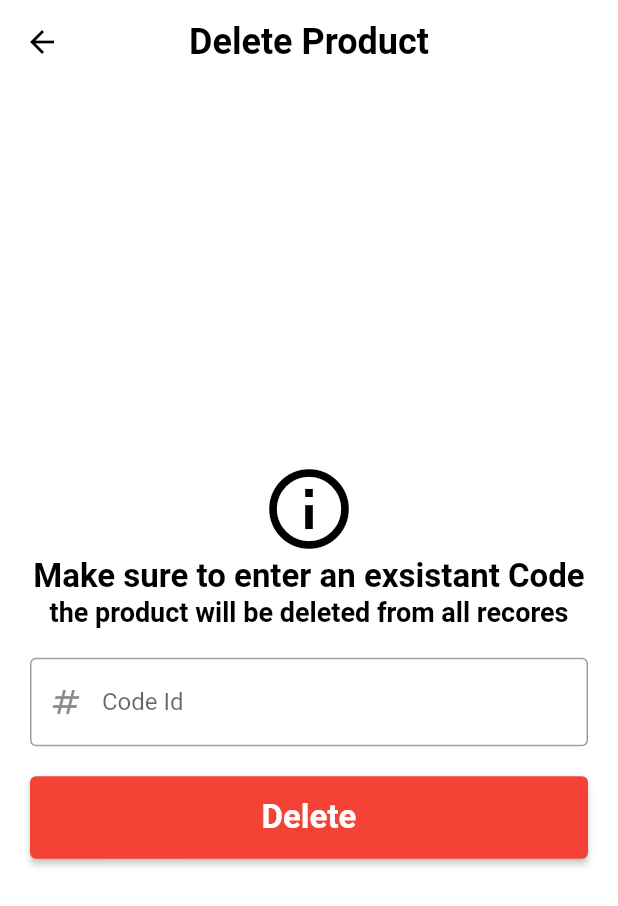
After one commit to AbdelrhmanYasser10/it-Sharks-cubit-and-db, a Flutter app: the screen it shows after launch, item 3 of the bottom bar chosen, after a tap on "Delete", on a phone screen of 412 x 824 dp. The commit adds this screen. Shown: the top 906 px of the screen. Run offline on Flutter 3.47's test engine with Material 3 defaults, Android fonts, the phone set to English and light mode, and no system bars; our stand-ins replace bloc, flutter_bloc, sqflite, sqflite_common_ffi; missing offline and left inert: two_dimensional_scrollables; accounts and stored records are empty.

Commit message:
add delete UI

```diff
--- /dev/null
+++ b/lib/screens/delete_screen.dart
@@ -0,0 +1,127 @@
+import 'package:flutter/material.dart';
+
+
+class DeleteScreen extends StatefulWidget {
+  const DeleteScreen({Key? key}) : super(key: key);
+
+  @override
+  State<DeleteScreen> createState() => _DeleteScreenState();
+}
+
+class _DeleteScreenState extends State<DeleteScreen> {
+  TextEditingController _controller = TextEditingController();
+
+  @override
+  void dispose() {
+    super.dispose();
+    _controller.dispose();
+  }
+
+  @override
+  Widget build(BuildContext context) {
+    return Scaffold(
+      backgroundColor: Colors.white,
+      appBar: AppBar(
+        backgroundColor: Colors.white,
+        elevation: 0.0,
+        leading: IconButton(
+          onPressed: (){
+            Navigator.pop(context);
+          },
+          icon: const Icon(
+            Icons.arrow_back,
+            color: Colors.black,
+          ),
+        ),
+        title: const Text(
+          "Delete Product",
+          style: TextStyle(
+            color: Colors.black,
+            fontSize: 24.0,
+            fontWeight: FontWeight.bold,
+          ),
+        ),
+        centerTitle: true,
+      ),
+      body: Center(
+        child: Padding(
+          padding: const EdgeInsets.all(20.0),
+          child: Column(
+            mainAxisAlignment: MainAxisAlignment.center,
+            children: [
+              const Column(
+                children: [
+                  Icon(
+                    Icons.info_outline,
+                    color: Colors.black,
+                    size: 64.0,
+                  ),
+                  Text(
+                    "Make sure to enter an exsistant Code",
+                    style: TextStyle(
+                      color: Colors.black,
+                      fontSize: 22.0,
+                      fontWeight: FontWeight.bold,
+                    ),
+                    textAlign: TextAlign.center,
+                  ),
+                  Text(
+                    "the product will be deleted from all recores",
+                    style: TextStyle(
+                      color: Colors.black,
+                      fontSize: 18.0,
+                      fontWeight: FontWeight.w600,
+                    ),
+                    textAlign: TextAlign.center,
+                  ),
+                ],
+              ),
+              const SizedBox(
+                height: 20.0,
+              ),
+              TextFormField(
+                controller: _controller,
+                decoration: const InputDecoration(
+                  border: OutlineInputBorder(
+                    borderSide: BorderSide(
+                      width: 1.0,
+                      color: Colors.black,
+                    ),
+                  ),
+                  prefixIcon: Icon(
+                    Icons.numbers,
+                  ),
+                  labelText: "Code Id",
+                ),
+                validator: (value){
+                  return null;
+                },
+              ),
+              const SizedBox(
+                height: 20.0,
+              ),
+              ElevatedButton(
+                  onPressed: (){},
+                style: ElevatedButton.styleFrom(
+                  backgroundColor: Colors.red,
+                  minimumSize: const Size(
+                     double.infinity ,
+                    55
+                  ),
+                  textStyle: const TextStyle(
+                    fontSize: 22.0,
+                    fontWeight: FontWeight.bold,
+                  )
+                ),
+                  child: const Text(
+                    "Delete",
+                  ),
+              ),
+
+            ],
+          ),
+        ),
+      ),
+    );
+  }
+}
--- a/lib/screens/home_screen.dart
+++ b/lib/screens/home_screen.dart
@@ -3,6 +3,7 @@ import 'package:flutter_bloc/flutter_bloc.dart';
 import 'package:two_dimensional_scrollables/two_dimensional_scrollables.dart';
 import 'package:untitled6/cubits/app_cubit/app_cubit.dart';
 import 'package:untitled6/screens/add_new_incoming_product.dart';
+import 'package:untitled6/screens/delete_screen.dart';
 
 class HomeScreen extends StatelessWidget {
   const HomeScreen({Key? key}) : super(key: key);
@@ -168,7 +169,14 @@ class HomeScreen extends StatelessWidget {
                       ),
                     ),
                     ElevatedButton(
-                      onPressed: () {},
+                      onPressed: () {
+                        Navigator.push(
+                          context,
+                          MaterialPageRoute(
+                            builder: (_) => const DeleteScreen(),
+                          ),
+                        );
+                      },
                       style: ElevatedButton.styleFrom(
                         backgroundColor: Colors.red,
                       ),
```
